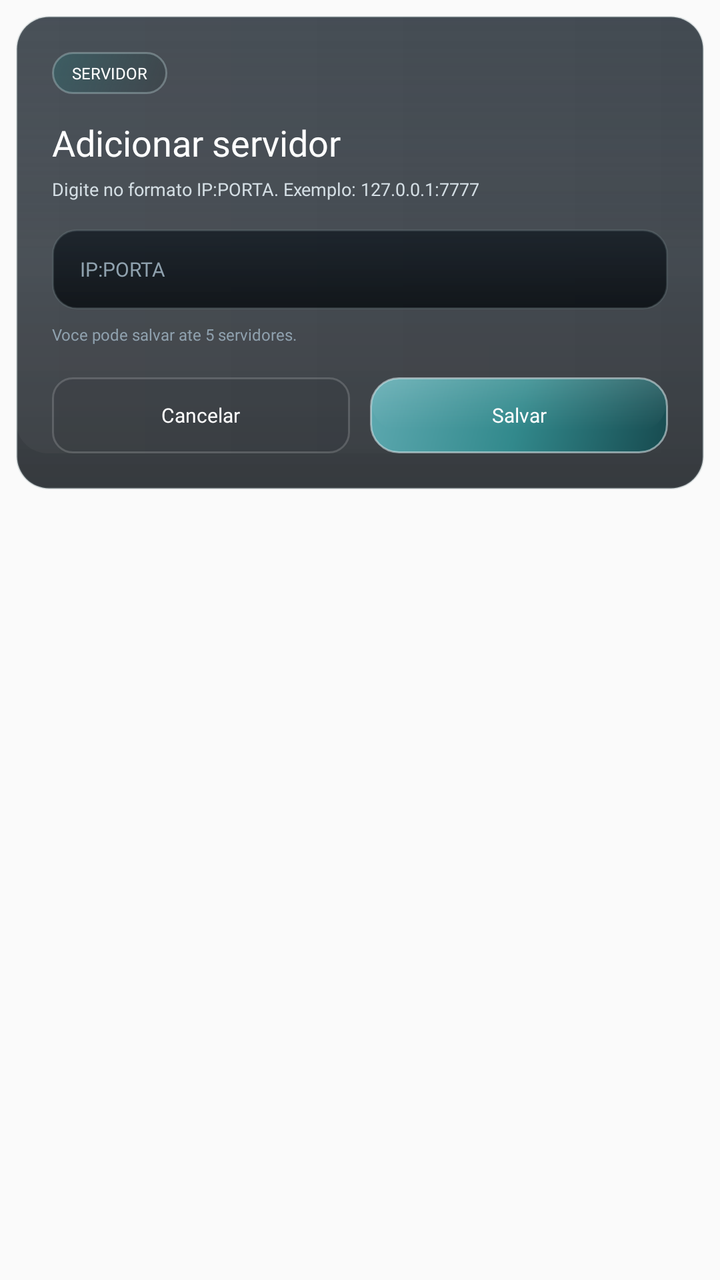
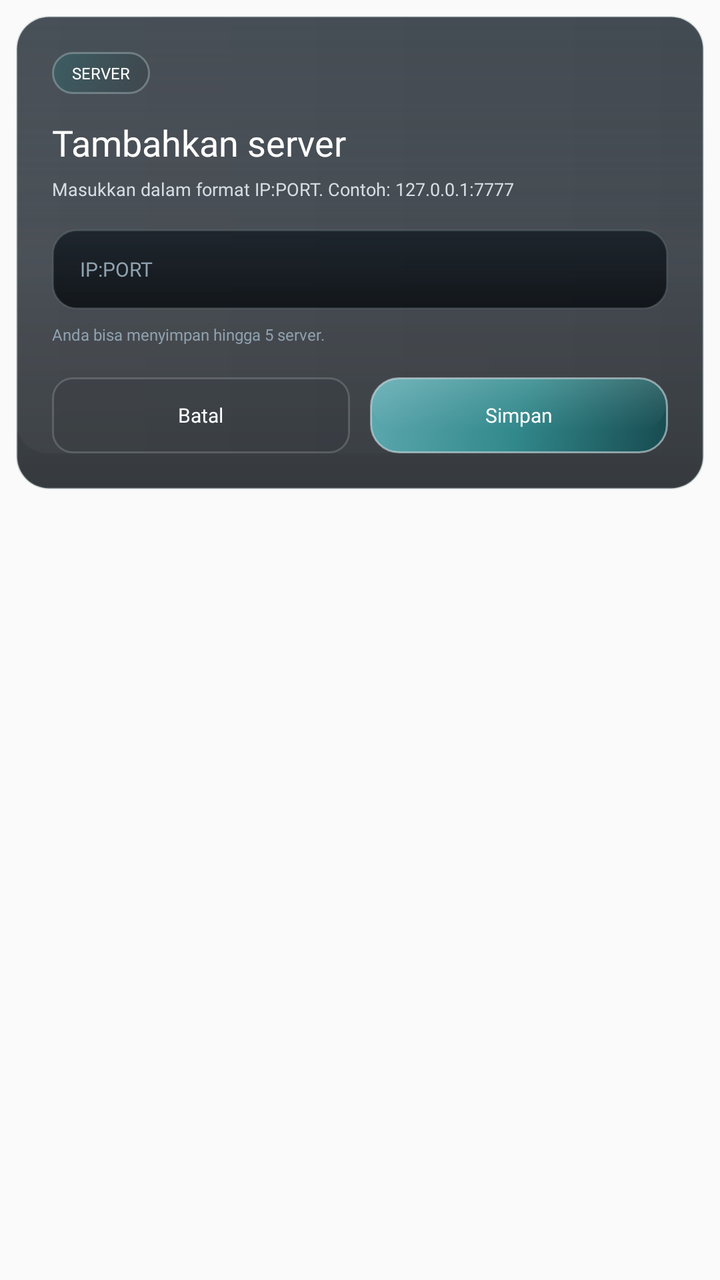

The first picture is an Android layout as it rendered before a commit; the second is the same layout after the commit. The layout source and the unified diff follow.
<!-- AndroidManifest.xml: application theme Theme.AppCompat.Light.NoActionBar.FullScreen -->
<!-- res/layout/dialog_add_server.xml -->
<?xml version="1.0" encoding="utf-8"?>
<FrameLayout xmlns:android="http://schemas.android.com/apk/res/android"
    android:layout_width="match_parent"
    android:layout_height="wrap_content"
    android:padding="8dp">

    <LinearLayout
        android:layout_width="match_parent"
        android:layout_height="wrap_content"
        android:background="@drawable/home_panel_surface"
        android:orientation="vertical"
        android:padding="18dp">

        <TextView
            android:layout_width="wrap_content"
            android:layout_height="wrap_content"
            android:background="@drawable/home_news_badge"
            android:fontFamily="@font/montserrat_bold"
            android:paddingStart="10dp"
            android:paddingTop="5dp"
            android:paddingEnd="10dp"
            android:paddingBottom="5dp"
            android:text="Servidor"
            android:textAllCaps="true"
            android:textColor="@android:color/white"
            android:textSize="8sp" />

        <TextView
            android:layout_width="wrap_content"
            android:layout_height="wrap_content"
            android:layout_marginTop="12dp"
            android:fontFamily="@font/montserrat_black"
            android:text="Adicionar servidor"
            android:textColor="@android:color/white"
            android:textSize="18sp" />

        <TextView
            android:layout_width="wrap_content"
            android:layout_height="wrap_content"
            android:layout_marginTop="5dp"
            android:fontFamily="@font/montserrat_medium"
            android:text="Digite no formato IP:PORTA. Exemplo: 127.0.0.1:7777"
            android:textColor="@color/launcher_text_secondary"
            android:textSize="9sp" />

        <EditText
            android:id="@+id/dialog_server_input"
            android:layout_width="match_parent"
            android:layout_height="40dp"
            android:layout_marginTop="14dp"
            android:background="@drawable/launcher_field_surface_dark"
            android:fontFamily="@font/montserrat_bold"
            android:hint="IP:PORTA"
            android:imeOptions="actionDone|flagNoExtractUi"
            android:paddingStart="14dp"
            android:paddingEnd="14dp"
            android:singleLine="true"
            android:textColor="@android:color/white"
            android:textColorHint="@color/launcher_text_muted"
            android:textSize="10sp" />

        <TextView
            android:id="@+id/dialog_server_limit"
            android:layout_width="wrap_content"
            android:layout_height="wrap_content"
            android:layout_marginTop="7dp"
            android:fontFamily="@font/montserrat_medium"
            android:text="Voce pode salvar ate 5 servidores."
            android:textColor="@color/launcher_text_muted"
            android:textSize="8sp" />

        <LinearLayout
            android:layout_width="match_parent"
            android:layout_height="wrap_content"
            android:layout_marginTop="16dp"
            android:orientation="horizontal">

            <TextView
                android:id="@+id/dialog_server_cancel"
                android:layout_width="0dp"
                android:layout_height="38dp"
                android:layout_weight="1"
                android:background="@drawable/home_action_text_button"
                android:fontFamily="@font/montserrat_bold"
                android:gravity="center"
                android:text="Cancelar"
                android:textColor="@android:color/white"
                android:textSize="10sp" />

            <TextView
                android:id="@+id/dialog_server_save"
                android:layout_width="0dp"
                android:layout_height="38dp"
                android:layout_marginStart="10dp"
                android:layout_weight="1"
                android:background="@drawable/home_server_select_button"
                android:fontFamily="@font/montserrat_bold"
                android:gravity="center"
                android:text="Salvar"
                android:textColor="@android:color/white"
                android:textSize="10sp" />
        </LinearLayout>
    </LinearLayout>

</FrameLayout>
<!-- resources referenced by this layout -->
<resources>
  <color name="launcher_text_muted">#8FA1AE</color>
  <color name="launcher_text_secondary">#D4DEE4</color>
  <!-- drawable home_action_text_button (drawable) -->
  <?xml version="1.0" encoding="utf-8"?>
  <shape xmlns:android="http://schemas.android.com/apk/res/android"
      android:shape="rectangle">
      <solid android:color="#140F141A" />
      <corners android:radius="10dp" />
      <stroke
          android:width="1dp"
          android:color="#2AFFFFFF" />
  </shape>
  <!-- drawable home_news_badge (drawable) -->
  <?xml version="1.0" encoding="utf-8"?>
  <shape xmlns:android="http://schemas.android.com/apk/res/android"
      android:shape="rectangle">
      <gradient
          android:angle="315"
          android:startColor="#6C2D6F73"
          android:endColor="#33192325" />
      <corners android:radius="10dp" />
      <stroke
          android:width="1dp"
          android:color="#5DBBD4D5" />
  </shape>
  <!-- drawable home_server_select_button (drawable) -->
  <?xml version="1.0" encoding="utf-8"?>
  <layer-list xmlns:android="http://schemas.android.com/apk/res/android">
      <item android:top="2dp">
          <shape android:shape="rectangle">
              <solid android:color="#50101920" />
              <corners android:radius="14dp" />
          </shape>
      </item>
      <item>
          <shape android:shape="rectangle">
              <gradient
                  android:angle="315"
                  android:startColor="#5EA9B0"
                  android:centerColor="@color/launcher_accent_teal"
                  android:endColor="@color/launcher_accent_teal_dark" />
              <corners android:radius="14dp" />
              <stroke
                  android:width="1dp"
                  android:color="#92DAE8EC" />
          </shape>
      </item>
      <item
          android:left="1dp"
          android:top="1dp"
          android:right="1dp"
          android:bottom="12dp">
          <shape android:shape="rectangle">
              <gradient
                  android:angle="270"
                  android:startColor="#24EFFFFF"
                  android:centerColor="#10FFFFFF"
                  android:endColor="#00FFFFFF" />
              <corners android:radius="13dp" />
          </shape>
      </item>
  </layer-list>
  <!-- drawable launcher_field_surface_dark (drawable) -->
  <?xml version="1.0" encoding="utf-8"?>
  <shape xmlns:android="http://schemas.android.com/apk/res/android"
      android:shape="rectangle">
      <gradient
          android:angle="270"
          android:startColor="#C9121A22"
          android:endColor="#D2070B0F" />
      <corners android:radius="12dp" />
      <stroke
          android:width="1dp"
          android:color="@color/launcher_border_soft" />
  </shape>
  <style name="Theme.AppCompat.Light.NoActionBar.FullScreen" parent="@style/Theme.AppCompat.Light.NoActionBar">
          <item name="android:windowNoTitle">true</item>
          <item name="android:windowActionBar">false</item>
          <item name="android:windowFullscreen">true</item>
          <item name="android:windowContentOverlay">@null</item>
          <item name="android:windowLayoutInDisplayCutoutMode">shortEdges</item>
      </style>
  <color name="launcher_panel_top">#E71B242D</color>
  <color name="launcher_panel_bottom">#D00A0F14</color>
  <color name="launcher_border_soft">#42798A91</color>
  <color name="launcher_accent_teal">#32898C</color>
  <color name="launcher_accent_teal_dark">#174A4F</color>
  <!-- unchanged entries left out for length: 1 -->
</resources>

<!-- the commit's change to res/layout/dialog_add_server.xml (unified diff, before → after) -->
@@ -20,7 +20,7 @@
             android:paddingTop="5dp"
             android:paddingEnd="10dp"
             android:paddingBottom="5dp"
-            android:text="Servidor"
+            android:text="Server"
             android:textAllCaps="true"
             android:textColor="@android:color/white"
             android:textSize="8sp" />
@@ -30,7 +30,7 @@
             android:layout_height="wrap_content"
             android:layout_marginTop="12dp"
             android:fontFamily="@font/montserrat_black"
-            android:text="Adicionar servidor"
+            android:text="Tambahkan server"
             android:textColor="@android:color/white"
             android:textSize="18sp" />
 
@@ -39,7 +39,7 @@
             android:layout_height="wrap_content"
             android:layout_marginTop="5dp"
             android:fontFamily="@font/montserrat_medium"
-            android:text="Digite no formato IP:PORTA. Exemplo: 127.0.0.1:7777"
+            android:text="Masukkan dalam format IP:PORT. Contoh: 127.0.0.1:7777"
             android:textColor="@color/launcher_text_secondary"
             android:textSize="9sp" />
 
@@ -50,7 +50,7 @@
             android:layout_marginTop="14dp"
             android:background="@drawable/launcher_field_surface_dark"
             android:fontFamily="@font/montserrat_bold"
-            android:hint="IP:PORTA"
+            android:hint="IP:PORT"
             android:imeOptions="actionDone|flagNoExtractUi"
             android:paddingStart="14dp"
             android:paddingEnd="14dp"
@@ -65,7 +65,7 @@
             android:layout_height="wrap_content"
             android:layout_marginTop="7dp"
             android:fontFamily="@font/montserrat_medium"
-            android:text="Voce pode salvar ate 5 servidores."
+            android:text="Anda bisa menyimpan hingga 5 server."
             android:textColor="@color/launcher_text_muted"
             android:textSize="8sp" />
 
@@ -83,7 +83,7 @@
                 android:background="@drawable/home_action_text_button"
                 android:fontFamily="@font/montserrat_bold"
                 android:gravity="center"
-                android:text="Cancelar"
+                android:text="Batal"
                 android:textColor="@android:color/white"
                 android:textSize="10sp" />
 
@@ -96,7 +96,7 @@
                 android:background="@drawable/home_server_select_button"
                 android:fontFamily="@font/montserrat_bold"
                 android:gravity="center"
-                android:text="Salvar"
+                android:text="Simpan"
                 android:textColor="@android:color/white"
                 android:textSize="10sp" />
         </LinearLayout>
